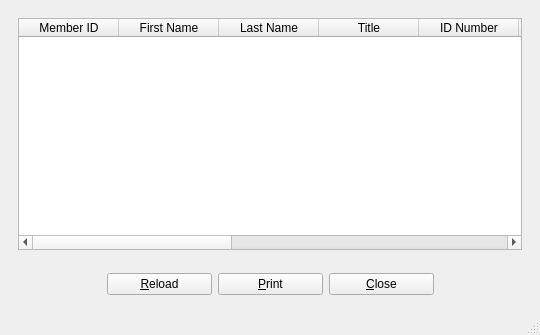
Old version of the form UI/history.ui in the repository textbrowser/biblioteq.
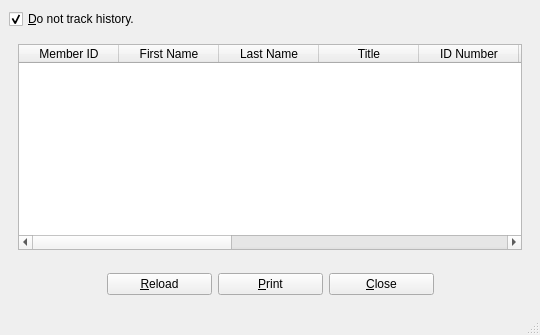
New version of the form. Icons and pictures are not drawn.

Commit message: Opt-out of history work. Removed the default value on the memberid field in the member table.

```diff
--- a/UI/history.ui
+++ b/UI/history.ui
@@ -19,6 +19,16 @@
   </property>
   <widget class="QWidget" name="centralwidget">
    <layout class="QVBoxLayout">
+    <item>
+     <widget class="QCheckBox" name="dnt">
+      <property name="text">
+       <string>&amp;Do not track history.</string>
+      </property>
+      <property name="checked">
+       <bool>true</bool>
+      </property>
+     </widget>
+    </item>
     <item>
      <widget class="QFrame" name="frame">
       <layout class="QVBoxLayout">
```
Left out of the diff: 9 changed lines with no effect on the pictures. The commit also changes 4 other files.
